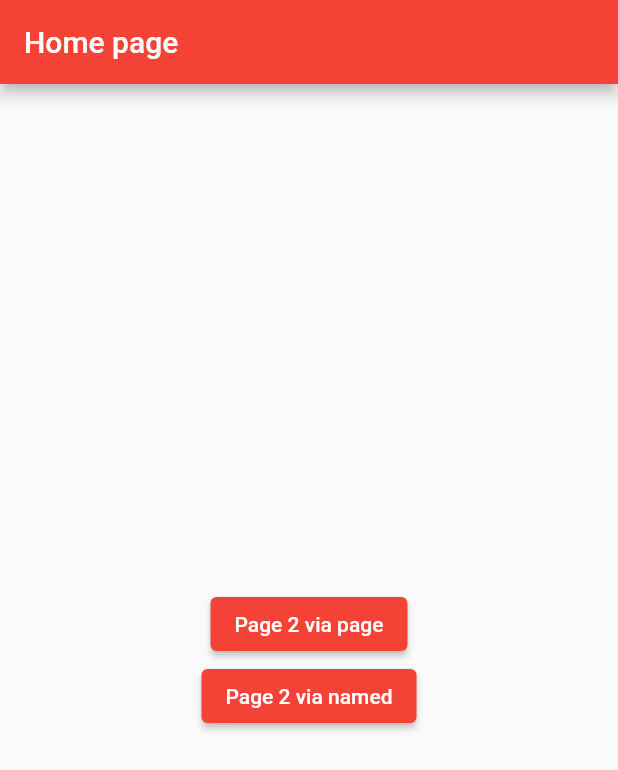
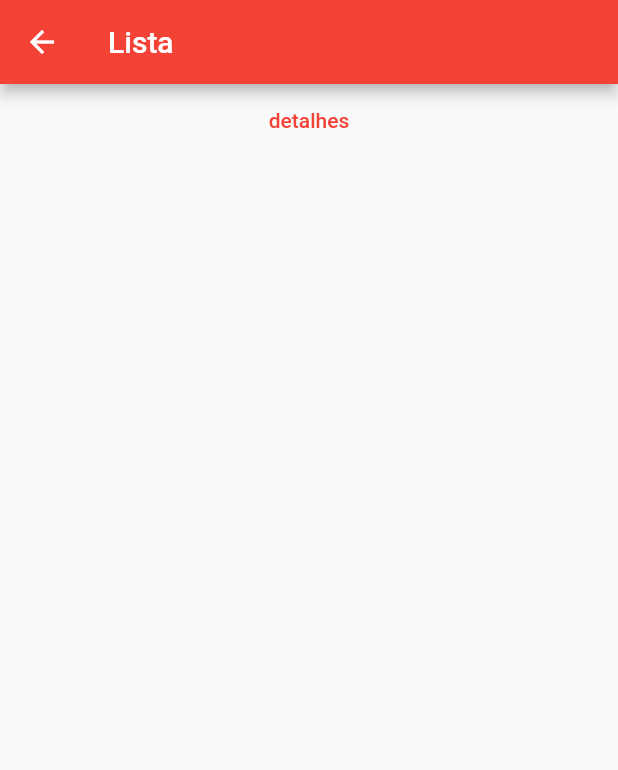
Before and after one commit to EderCosta21/Curso-Academia-flutter, a Flutter app: the screen it shows after launch, on a phone screen of 412 x 824 dp. Shown: the top 770 px of the screen. Run offline on Flutter 3.47's test engine with Material 2 defaults, Android fonts, the phone set to English and light mode, and no system bars.

Commit message:
navegacao passando parametros na rota

```diff
--- a/Projetos/flutter_maonamassa/lib/main.dart
+++ b/Projetos/flutter_maonamassa/lib/main.dart
@@ -1,5 +1,7 @@
 import 'package:flutter/material.dart';
 import 'package:flutter_maonamassa/navegacao/home_page.dart' as navegacao;
+import 'package:flutter_maonamassa/navegacao_parametros/detalhe.dart';
+import 'package:flutter_maonamassa/navegacao_parametros/lista.dart';
 
 import 'navegacao/page1.dart';
 import 'navegacao/page2.dart';
@@ -22,6 +24,8 @@ class MyApp extends StatelessWidget {
       ),
       //normal
       // home: const navegacao.HomePage(),
+      //definir qual é a primeira pagina
+      initialRoute: '/navagacao_lista',
       //por rotas named
       routes: {
         '/': (context) => const navegacao.HomePage(),
@@ -29,6 +33,8 @@ class MyApp extends StatelessWidget {
         '/page2': (context) => const Page2(),
         '/page3': (context) => const Page3(),
         '/page4': (context) => const Page4(),
+        '/navagacao_lista': (context) => const Lista(),
+        '/detalhe': (context) => const Detalhe(),
       },
     );
   }
--- /dev/null
+++ b/Projetos/flutter_maonamassa/lib/navegacao_parametros/lista.dart
@@ -0,0 +1,41 @@
+import 'package:flutter/material.dart';
+import 'package:flutter/src/foundation/key.dart';
+import 'package:flutter/src/widgets/framework.dart';
+
+import 'detalhe.dart';
+
+class Lista extends StatelessWidget {
+  const Lista({Key? key}) : super(key: key);
+
+  @override
+  Widget build(BuildContext context) {
+    return Scaffold(
+      appBar: AppBar(
+        title: const Text('Lista'),
+      ),
+      body: Center(
+          child: Column(
+        children: [
+          TextButton(
+            onPressed: () {
+              /*      Navigator.of(context).push(
+                MaterialPageRoute(
+                  settings: const RouteSettings(
+                    name: 'detalhe',
+                    arguments: {'id': 10},
+                  ),
+                  builder: (context) => const Detalhe(),
+                ),
+              ); */
+              Navigator.of(context).pushNamed(
+                '/detalhe',
+                arguments: {'id': 123},
+              );
+            },
+            child: const Text('detalhes'),
+          ),
+        ],
+      )),
+    );
+  }
+}
```
Also changed, not shown: Projetos/flutter_maonamassa/lib/navegacao_parametros/detalhe.dart (added, +42 -0 lines).
